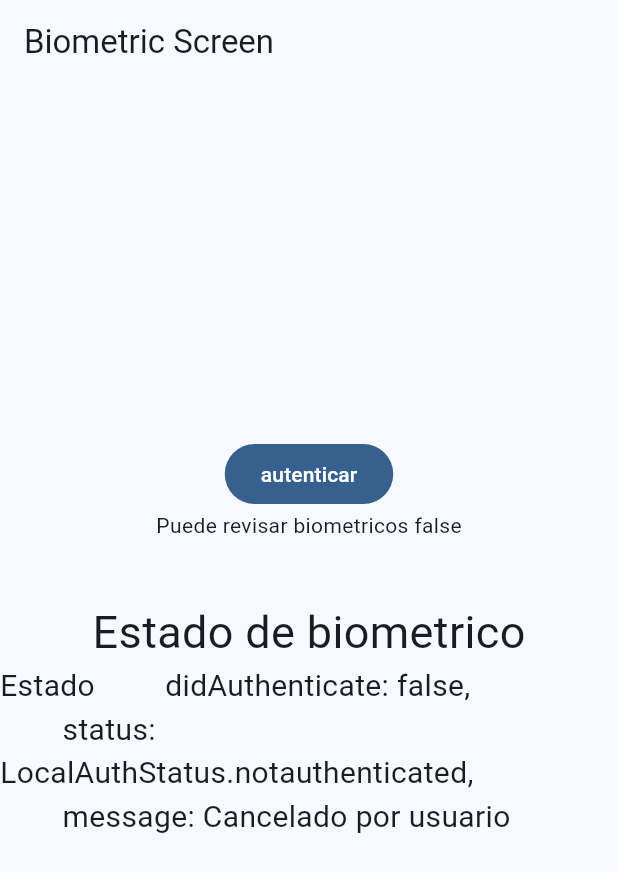
After one commit to albinrk10/Recursos_Nativos, a Flutter app: the BiometricScreen screen opened by its route, after a tap on "autenticar", on a phone screen of 412 x 824 dp. The commit adds this screen. Shown: the top 872 px of the screen. Run offline on Flutter 3.47's test engine with Material 3 defaults, Android fonts, the phone set to English and light mode, and no system bars; our stand-ins replace dio, flutter_compass, flutter_riverpod, go_router, google_fonts, local_auth and 3 more.

Commit message:
fix biometrics

```diff
--- a/lib/config/config.dart
+++ b/lib/config/config.dart
@@ -3,3 +3,4 @@
 export 'router/app_router.dart';
 export 'theme/app_theme.dart';
 export 'plugins/shared_plugin.dart';
+export 'plugins/local_auth_plugin.dart';
--- /dev/null
+++ b/lib/config/plugins/local_auth_plugin.dart
@@ -0,0 +1,48 @@
+import 'package:local_auth/error_codes.dart' as auth_error;
+import 'package:flutter/services.dart';
+import 'package:local_auth/local_auth.dart';
+
+class LocalAuthPlugin {
+  static final LocalAuthentication auth = LocalAuthentication();
+
+  static avilableBiometrics() async {
+    final List<BiometricType> availableBiometrics =
+        await auth.getAvailableBiometrics();
+
+    if (availableBiometrics.isNotEmpty) {
+      // Some biometrics are enrolled.
+    }
+
+    if (availableBiometrics.contains(BiometricType.strong) ||
+        availableBiometrics.contains(BiometricType.face)) {
+      // Specific types of biometrics are available.
+      // Use checks like this with caution!
+    }
+  }
+
+  static Future<bool> canCheckBiometrics() async {
+    return await auth.canCheckBiometrics;
+  }
+
+  static Future<(bool, String)> authenticate() async {
+
+    try {
+      final bool didAuthenticate = await auth.authenticate(
+    localizedReason: 'Por favor autentiquese para continuar',
+    options: const AuthenticationOptions(
+      biometricOnly: true
+      // biometricOnly: true // false podemos colocar el pin
+      ));
+      return (didAuthenticate, didAuthenticate ? 'Hecho': 'Cancelado por usuario');
+    } on PlatformException catch (e) {
+      print('e');
+      if (e.code == auth_error.notAvailable)  return (false, 'Biometricos enrolados');
+      if (e.code == auth_error.lockedOut) return (false, 'Muchos intentos fallidos');
+      if (e.code == auth_error.notAvailable) return (false, 'No hay biometricos disponibles');
+      if (e.code == auth_error.passcodeNotSet) return (false, 'No un pin configurado');
+      if (e.code == auth_error.permanentlyLockedOut) return (false, 'Se requiere desbloquear el telefono');
+
+      return (false, e.toString());
+    }
+  }
+}
--- a/lib/config/router/app_router.dart
+++ b/lib/config/router/app_router.dart
@@ -50,10 +50,14 @@ final router = GoRouter(routes: [
             path: ':id',
             builder: (context, state) {
               final id = state.pathParameters['id'] ?? '1';
-               return PokemonScreen(
+              return PokemonScreen(
                 pokemonId: id,
               );
-            }
-            )
+            })
       ]),
+  //! Biometrics
+  GoRoute(
+    path: '/biometrics',
+    builder: (context, state) => const BiometricScreen(),
+  ),
 ]);
--- /dev/null
+++ b/lib/presentation/providers/local_auth/local_auth_providers.dart
@@ -0,0 +1,64 @@
+import 'package:flutter_riverpod/flutter_riverpod.dart';
+import 'package:miscelaneos/config/config.dart';
+
+final caCheckBiometricsProvider = FutureProvider<bool>((ref) async {
+  return await LocalAuthPlugin.canCheckBiometrics();
+});
+
+enum LocalAuthStatus { authenticated, notauthenticated, authenticating }
+
+class LocalAuthState {
+  final bool didAuthenticate;
+  final LocalAuthStatus status;
+  final String message;
+
+  LocalAuthState(
+      {this.didAuthenticate = false,
+      this.status = LocalAuthStatus.notauthenticated,
+      this.message = ''});
+
+  LocalAuthState copyWith({
+    bool? didAuthenticate,
+    LocalAuthStatus? status,
+    String? message,
+  }) =>
+      LocalAuthState(
+        didAuthenticate: didAuthenticate ?? this.didAuthenticate,
+        status: status ?? this.status,
+        message: message ?? this.message,
+      );
+
+      @override
+      String toString() {
+        return
+        '''
+        didAuthenticate: $didAuthenticate,
+        status: $status,
+        message: $message
+        ''';
+      }
+}
+
+class LocalAuthNotifier extends StateNotifier<LocalAuthState> {
+  LocalAuthNotifier() : super(LocalAuthState());
+
+  Future<(bool, String)> authenticateUser() async {
+
+    final (didAuthenticate, message) = await LocalAuthPlugin.authenticate();
+
+    state = state.copyWith(
+      didAuthenticate: didAuthenticate,
+      status: didAuthenticate
+          ? LocalAuthStatus.authenticated
+          : LocalAuthStatus.notauthenticated,
+      message: message,
+    );
+    return (didAuthenticate, message);
+
+  }
+}
+
+final localAuthProvider =
+    StateNotifierProvider<LocalAuthNotifier, LocalAuthState>((ref) {
+  return LocalAuthNotifier();
+});
--- a/lib/presentation/providers/providers.dart
+++ b/lib/presentation/providers/providers.dart
@@ -15,6 +15,9 @@ export 'sensors/gyroscope_provider.dart';
 export 'sensors/accelerometer_providers.dart';
 export 'sensors/magnetometer_provider.dart';
 
-//pokemon
+//!pokemon
 export 'pokemons/pokemons_list_provider.dart';
 export 'pokemons/pokemon_provider.dart';
+
+//!biometrics
+export 'local_auth/local_auth_providers.dart';
--- /dev/null
+++ b/lib/presentation/screens/biometrics/biometric_screen.dart
@@ -0,0 +1,42 @@
+import 'package:flutter/material.dart';
+import 'package:flutter_riverpod/flutter_riverpod.dart';
+
+import '../../providers/providers.dart';
+
+class BiometricScreen extends ConsumerWidget {
+  const BiometricScreen({super.key});
+
+  @override
+  Widget build(BuildContext context, WidgetRef ref) {
+      final canCkeckBiometrics = ref.watch(caCheckBiometricsProvider);
+      final LocalAuthState = ref.watch(localAuthProvider);
+
+
+    return Scaffold(
+      appBar: AppBar(
+        title: const Text('Biometric Screen'),
+      ),
+      body: Center(
+        child: Column(
+          mainAxisAlignment: MainAxisAlignment.center,
+          children: [
+            FilledButton(onPressed: () {
+              ref.read(localAuthProvider.notifier).authenticateUser();
+            }, child: const Text('autenticar')),
+
+            canCkeckBiometrics.when(
+              data: (canCheck) => Text('Puede revisar biometricos $canCheck'),
+               error: (error, _ ) =>  Text('Error $error'),
+                loading: () => const CircularProgressIndicator(),
+            ),
+
+            const SizedBox(height: 40),
+            const Text('Estado de biometrico' , style: TextStyle(fontSize: 30),),
+             Text('Estado $LocalAuthState ', style: const TextStyle(fontSize: 20),)
+
+          ],
+        )
+      ),
+    );
+  }
+}
--- a/lib/presentation/screens/screens.dart
+++ b/lib/presentation/screens/screens.dart
@@ -14,3 +14,6 @@ export 'sensors/magnetometer_screen.dart';
 
 export 'pokemons/pokemons_screen.dart';
 export 'pokemons/pokemon_screen.dart';
+
+//biometrics
+export 'biometrics/biometric_screen.dart';
--- a/lib/presentation/widgets/shared/main_menu.dart
+++ b/lib/presentation/widgets/shared/main_menu.dart
@@ -17,6 +17,7 @@ final menuItems = <MenuItem>[
   MenuItem('Giróscopio Ball', Icons.sports_baseball_outlined, '/gyroscope-ball'),
   MenuItem('Brújula', Icons.explore, '/compass'),
   MenuItem('Pokemons', Icons.catching_pokemon, '/pokemons'),
+  MenuItem('Biometrics', Icons.fingerprint, '/biometrics'),
 ];
 
 
--- a/pubspec.yaml
+++ b/pubspec.yaml
@@ -15,6 +15,7 @@ dependencies:
   flutter_riverpod: ^2.3.6
   go_router: ^13.1.0
   google_fonts: ^6.1.0
+  local_auth: ^2.1.8
   permission_handler: ^11.2.0
   sensors_plus: ^4.0.2
   share_plus: ^7.0.0
```
Also changed, not shown: pubspec.lock, 4 other files.
